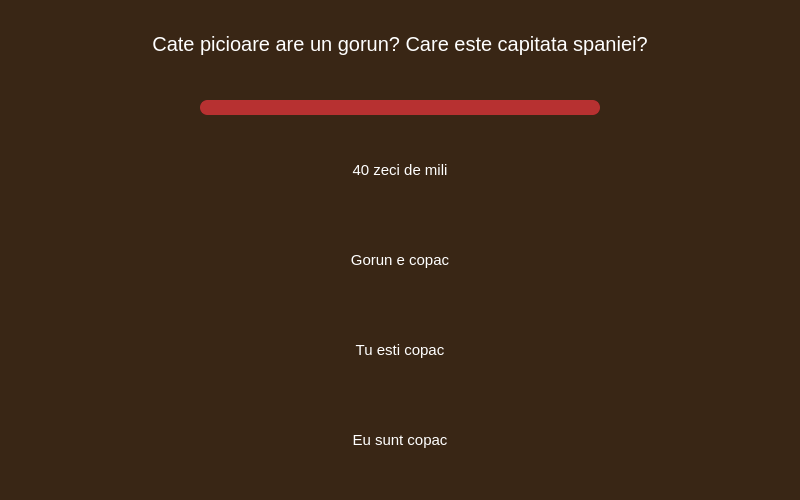
The window that TriviadorClient/TriviadorClient/form/Question.ui (andreicorbu1/Triviador) describes before a commit, drawn with Qt 5.
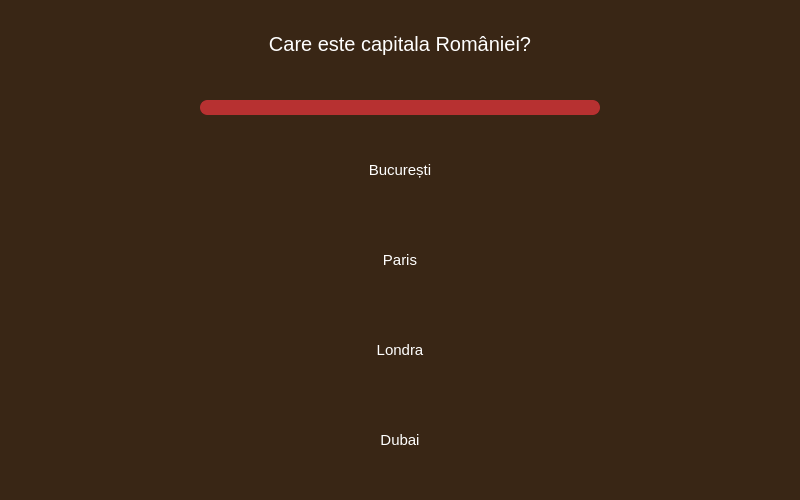
The same window after the commit. Icons and pictures are not drawn.

Commit message: Add shadows for inputs and buttons

What changed in the file:
```diff
--- a/TriviadorClient/TriviadorClient/form/Question.ui
+++ b/TriviadorClient/TriviadorClient/form/Question.ui
@@ -70,7 +70,7 @@
 background: transparent;</string>
    </property>
    <property name="text">
-    <string>Cate picioare are un gorun? Care este capitata spaniei?</string>
+    <string>Care este capitala României?</string>
    </property>
    <property name="textFormat">
     <enum>Qt::PlainText</enum>
@@ -162,7 +162,7 @@
 </string>
      </property>
      <property name="text">
-      <string>40 zeci de mili</string>
+      <string>București</string>
      </property>
     </widget>
     <widget class="QPushButton" name="answer2">
@@ -189,7 +189,7 @@
 </string>
      </property>
      <property name="text">
-      <string>Gorun e copac</string>
+      <string>Paris</string>
      </property>
     </widget>
     <widget class="QPushButton" name="answer3">
@@ -216,7 +216,7 @@
 </string>
      </property>
      <property name="text">
-      <string>Tu esti copac</string>
+      <string>Londra</string>
      </property>
     </widget>
     <widget class="QPushButton" name="answer4">
@@ -243,7 +243,7 @@
 </string>
      </property>
      <property name="text">
-      <string>Eu sunt copac</string>
+      <string>Dubai</string>
      </property>
     </widget>
    </widget>
```
The commit also changes 3 other files.
